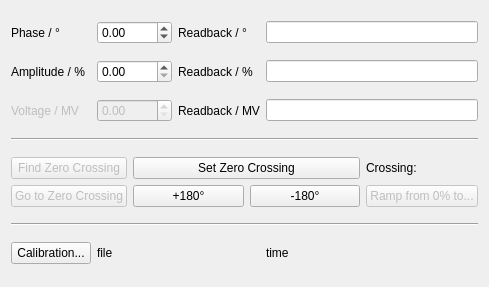
Above: esme/gui/ui/tds.ui from st-walker/esme before the change. Below: the same form after it.
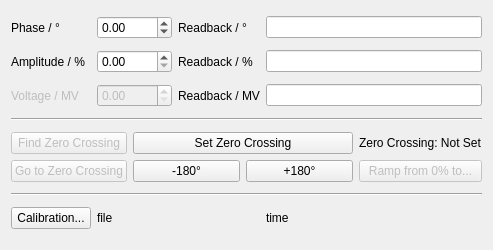
That is the form after the change. Custom widgets are drawn as their Qt base class.

```diff
--- a/esme/gui/ui/tds.ui
+++ b/esme/gui/ui/tds.ui
@@ -9,10 +9,16 @@
    <rect>
     <x>0</x>
     <y>0</y>
-    <width>489</width>
-    <height>287</height>
+    <width>493</width>
+    <height>250</height>
    </rect>
   </property>
+  <property name="sizePolicy">
+   <sizepolicy hsizetype="Preferred" vsizetype="Preferred">
+    <horstretch>0</horstretch>
+    <verstretch>0</verstretch>
+   </sizepolicy>
+  </property>
   <property name="minimumSize">
    <size>
     <width>0</width>
@@ -150,7 +156,7 @@
      <item row="1" column="1">
       <widget class="QPushButton" name="pushButton">
        <property name="text">
-        <string>+180°</string>
+        <string>-180°</string>
        </property>
       </widget>
      </item>
@@ -197,14 +203,14 @@
      <item row="0" column="3">
       <widget class="QLabel" name="zero_crossing_label">
        <property name="text">
-        <string>Crossing: </string>
+        <string>Zero Crossing: Not Set</string>
        </property>
       </widget>
      </item>
      <item row="1" column="2">
       <widget class="QPushButton" name="pushButton_3">
        <property name="text">
-        <string>-180°</string>
+        <string>+180°</string>
        </property>
       </widget>
      </item>
```
Left out of the diff: 6 changed lines with no effect on the pictures.
